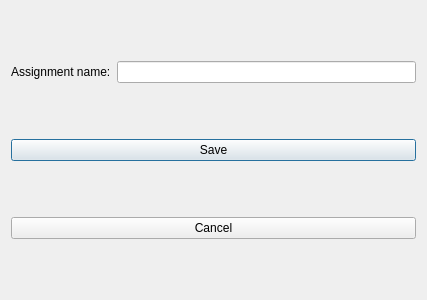
Above: Client/Client/enterassignmentnamedialog.ui from Oleksii-Adamov/OOP-4sem-project before the change. Below: the same form after it.
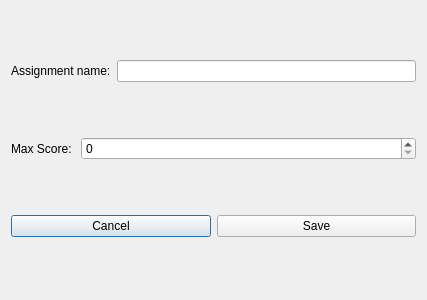
That is the form after the change.

Commit message: added max score to assignment creation

Diff of the .ui file:
```diff
--- a/Client/Client/enterassignmentnamedialog.ui
+++ b/Client/Client/enterassignmentnamedialog.ui
@@ -33,18 +33,46 @@
     </layout>
    </item>
    <item>
-    <widget class="QPushButton" name="pushButton_Save">
+    <layout class="QHBoxLayout" name="horizontalLayout_2">
+     <item>
+      <widget class="QLabel" name="label_max_score">
+       <property name="sizePolicy">
+        <sizepolicy hsizetype="Fixed" vsizetype="Preferred">
+         <horstretch>0</horstretch>
+         <verstretch>0</verstretch>
+        </sizepolicy>
+       </property>
      <property name="text">
-      <string>Save</string>
+        <string>Max Score: </string>
      </property>
     </widget>
    </item>
+     <item>
+      <widget class="QSpinBox" name="spinBox_max_score">
+       <property name="maximum">
+        <number>100</number>
+       </property>
+      </widget>
+     </item>
+    </layout>
+   </item>
+   <item>
+    <layout class="QHBoxLayout" name="horizontalLayout_3">
    <item>
     <widget class="QPushButton" name="pushButton_Cancel">
      <property name="text">
       <string>Cancel</string>
      </property>
     </widget>
+     </item>
+     <item>
+      <widget class="QPushButton" name="pushButton_Save">
+       <property name="text">
+        <string>Save</string>
+       </property>
+      </widget>
+     </item>
+    </layout>
    </item>
   </layout>
  </widget>
```
Left out of the diff: 4 changed lines with no effect on the pictures. Lines whose indentation alone changed are shown as unchanged. The commit also changes 2 other files.
